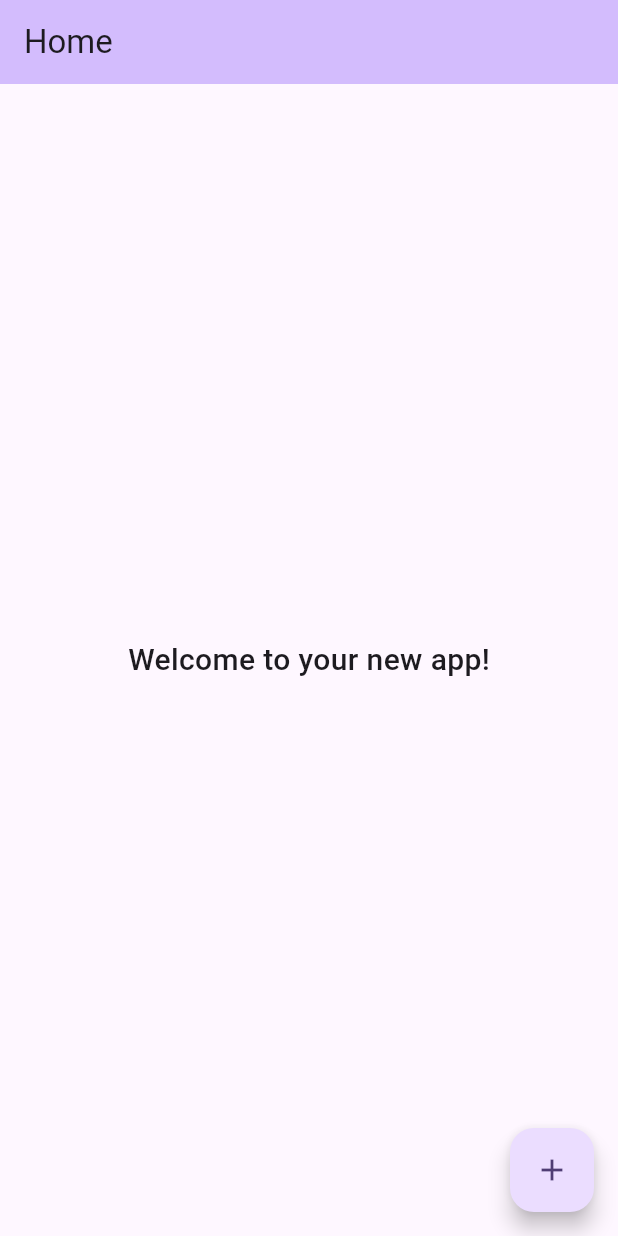
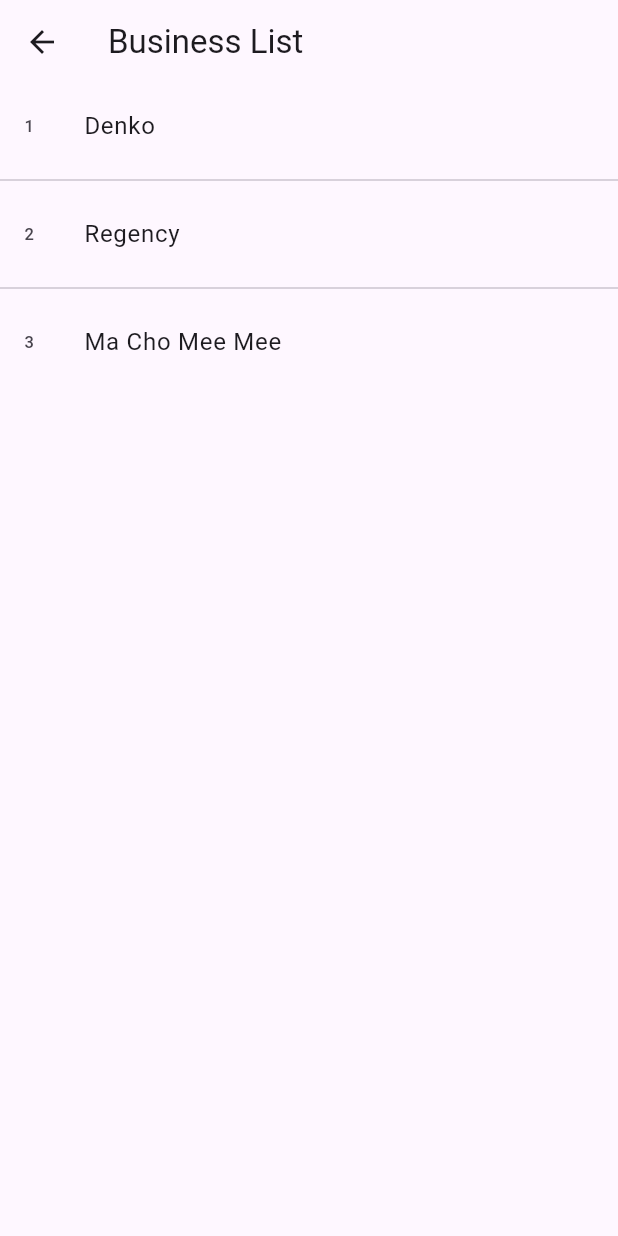
Before and after one commit to aungkoman/gas-pos, a Flutter app: the screen it shows after launch, after a tap on the "add" icon, on a phone screen of 412 x 824 dp. Run offline on Flutter 3.47's test engine with Material 3 defaults, Android fonts, the phone set to English and light mode, and no system bars.

```diff
--- a/lib/main.dart
+++ b/lib/main.dart
@@ -1,11 +1,25 @@
 import 'package:flutter/material.dart';
+import 'package:gaspos/pages/business/business_list_page.dart';
+import 'package:gaspos/providers/business_provider.dart';
+import 'package:provider/provider.dart';
 
 void main() {
   // 1. Initialize any bindings or plugins here (e.g., Firebase, Hive)
   WidgetsFlutterBinding.ensureInitialized();
 
   // 2. Run the app
-  runApp(const MyApp());
+  // runApp(const MyApp());
+
+  runApp(
+    MultiProvider(
+      providers: [
+        ChangeNotifierProvider<BusinessProvider>(
+          create: (context) => BusinessProvider(),
+        ),
+      ],
+      child: const MyApp(),
+    ),
+  );
 }
 
 // The Root Widget: Handles global app configuration
@@ -51,6 +65,13 @@ class HomePage extends StatelessWidget {
         onPressed: () {
           // TODO: Add action
           debugPrint('Button pressed!');
+          Navigator.push(
+            context,
+            MaterialPageRoute(
+              builder: (context) => const BusinessListPage(),
+            ),
+          );
+
         },
         child: const Icon(Icons.add),
       ),
--- /dev/null
+++ b/lib/pages/business/business_create_page.dart
@@ -0,0 +1,15 @@
+import 'package:flutter/material.dart';
+
+class BusinessCreatePage extends StatefulWidget {
+  const BusinessCreatePage({super.key});
+
+  @override
+  State<BusinessCreatePage> createState() => _BusinessCreatePageState();
+}
+
+class _BusinessCreatePageState extends State<BusinessCreatePage> {
+  @override
+  Widget build(BuildContext context) {
+    return const Placeholder();
+  }
+}
--- /dev/null
+++ b/lib/pages/business/business_list_page.dart
@@ -0,0 +1,31 @@
+import 'package:flutter/material.dart';
+import 'package:provider/provider.dart';
+
+import '../../providers/business_provider.dart';
+
+class BusinessListPage extends StatefulWidget {
+  const BusinessListPage({super.key});
+
+  @override
+  State<BusinessListPage> createState() => _BusinessListPageState();
+}
+
+class _BusinessListPageState extends State<BusinessListPage> {
+  @override
+  Widget build(BuildContext context) {
+    return Scaffold(
+      appBar: AppBar(
+        title: Text("Business List"),
+      ),
+      body: Center(
+        child: ListView.separated(
+            itemBuilder: (context, index) => ListTile(
+              leading: Text("${index + 1}"),
+              title: Text(Provider.of<BusinessProvider>(context, listen : true).businesses[index].name),),
+            separatorBuilder: (context, index) => Divider(),
+            itemCount: Provider.of<BusinessProvider>(context, listen : true).businesses.length
+        ),
+      ),
+    );
+  }
+}
```
